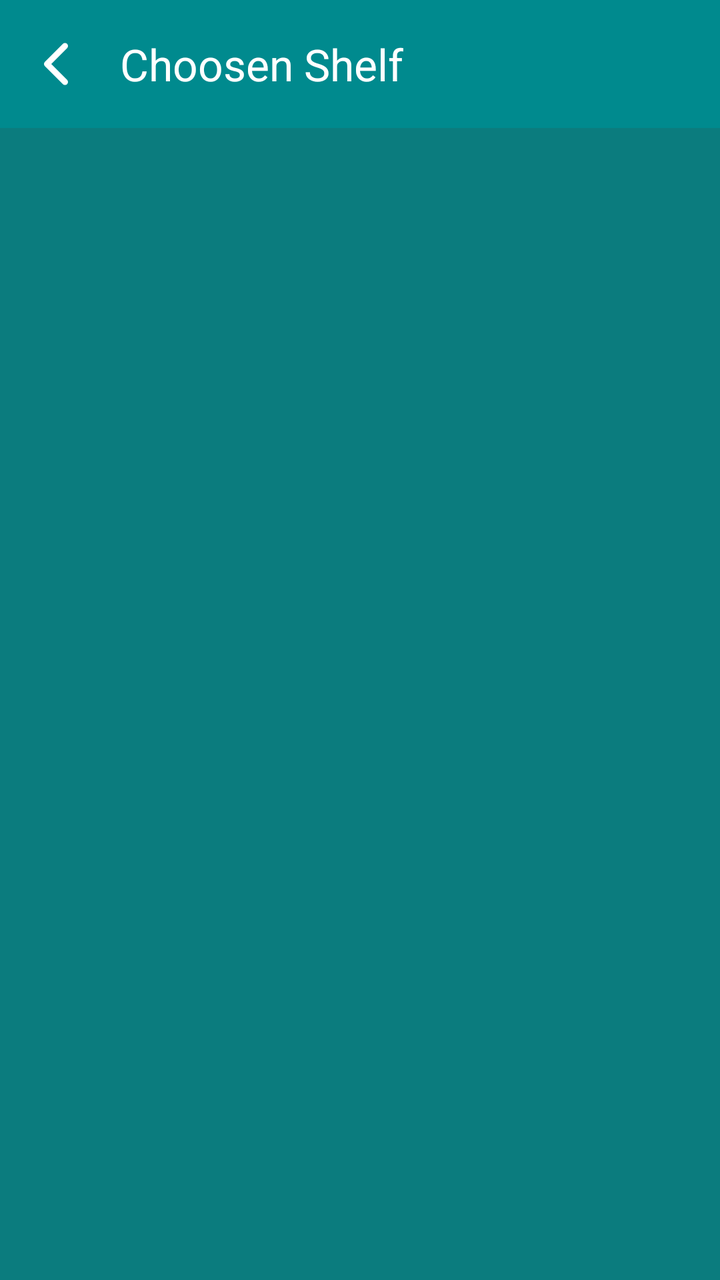
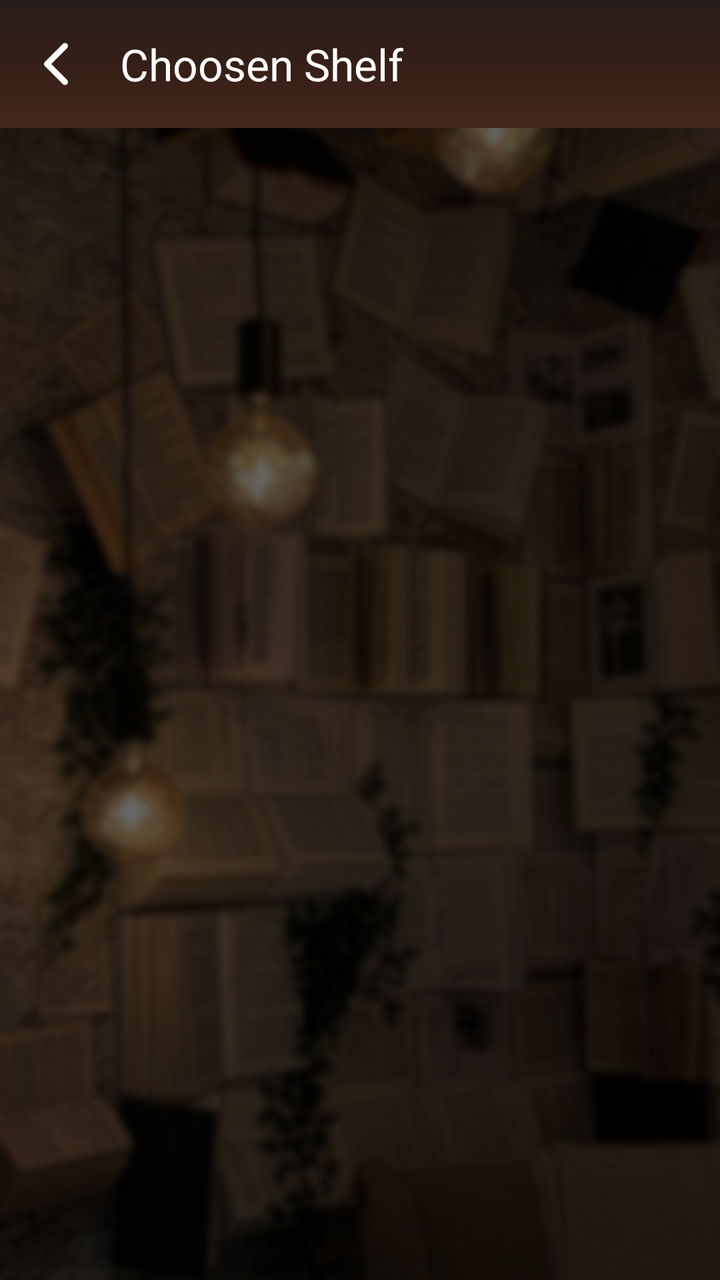

Compare the two renders of this Android layout. The source of the first and the diff that turns it into the second are given below.
<!-- AndroidManifest.xml: application theme Theme.Bookshelf -->
<!-- res/layout/activity_chosen_shelf.xml -->
<?xml version="1.0" encoding="utf-8"?>
<androidx.constraintlayout.widget.ConstraintLayout
    xmlns:android="http://schemas.android.com/apk/res/android"
    xmlns:app="http://schemas.android.com/apk/res-auto"
    android:layout_width="match_parent"
    android:layout_height="match_parent"
    android:background="#0B7C7E">


    <androidx.appcompat.widget.Toolbar
        android:id="@+id/toolbar"
        android:layout_width="match_parent"
        android:layout_height="?attr/actionBarSize"
        android:background="?attr/colorPrimary"
        app:title="Choosen Shelf"
        android:backgroundTint="@color/background"
        app:titleTextColor="#FFFFFF"
        app:navigationIcon="@drawable/chevron_back"
        app:layout_constraintTop_toTopOf="parent" />

</androidx.constraintlayout.widget.ConstraintLayout>
<!-- resources referenced by this layout -->
<resources>
  <color name="background">#008A8E</color>
  <!-- drawable chevron_back (drawable) -->
  <vector xmlns:android="http://schemas.android.com/apk/res/android"
      android:width="32dp"
      android:height="32dp"
      android:viewportWidth="512"
      android:viewportHeight="512">
    <path
        android:pathData="M328,112l-144,144l144,144"
        android:strokeLineJoin="round"
        android:strokeWidth="48"
        android:fillColor="#00000000"
        android:strokeColor="@color/white"
        android:strokeLineCap="round"/>
  </vector>
  <style name="Theme.Bookshelf" parent="Base.Theme.Bookshelf" />
  <color name="white">#FFFFFFFF</color>
  <style name="Base.Theme.Bookshelf" parent="Theme.Material3.DayNight.NoActionBar">
          
          
      </style>
</resources>

<!-- the commit's change to res/layout/activity_chosen_shelf.xml (unified diff, before → after) -->
@@ -4,17 +4,16 @@
     xmlns:app="http://schemas.android.com/apk/res-auto"
     android:layout_width="match_parent"
     android:layout_height="match_parent"
-    android:background="#0B7C7E">
+    android:background="@drawable/background">
 
 
     <androidx.appcompat.widget.Toolbar
         android:id="@+id/toolbar"
         android:layout_width="match_parent"
         android:layout_height="?attr/actionBarSize"
-        android:background="?attr/colorPrimary"
+        android:background="@drawable/blurred_brown_gradient"
         app:title="Choosen Shelf"
-        android:backgroundTint="@color/background"
-        app:titleTextColor="#FFFFFF"
+        app:titleTextColor="@color/white"
         app:navigationIcon="@drawable/chevron_back"
         app:layout_constraintTop_toTopOf="parent" />
 
<!-- resource entries referenced after the edit -->
@@ -1,6 +1,5 @@
 <!-- resources referenced by this layout -->
 <resources>
-  <color name="background">#008A8E</color>
   <!-- drawable chevron_back (drawable) -->
   <vector xmlns:android="http://schemas.android.com/apk/res/android"
       android:width="32dp"
@@ -17,6 +16,20 @@
   </vector>
   <style name="Theme.Bookshelf" parent="Base.Theme.Bookshelf" />
   <color name="white">#FFFFFFFF</color>
+  <!-- drawable background: png bitmap (drawable, 415359 bytes) -->
+  <!-- drawable blurred_brown_gradient (drawable) -->
+  <?xml version="1.0" encoding="utf-8"?>
+  
+  <shape xmlns:android="http://schemas.android.com/apk/res/android"
+      android:shape="rectangle">
+      <gradient
+          android:type="linear"
+          android:angle="270"
+          android:gradientRadius="600dp"
+          android:startColor="#281D1A"
+          android:centerColor="#351F16"
+          android:endColor="#43271C" />
+  </shape>
   <style name="Base.Theme.Bookshelf" parent="Theme.Material3.DayNight.NoActionBar">
           
           
